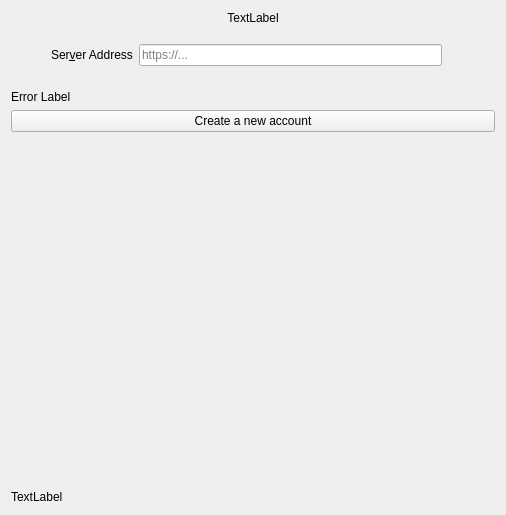
Above: src/gui/wizard/owncloudsetupnocredspage.ui from nextcloud/desktop before the change. Below: the same form after it.
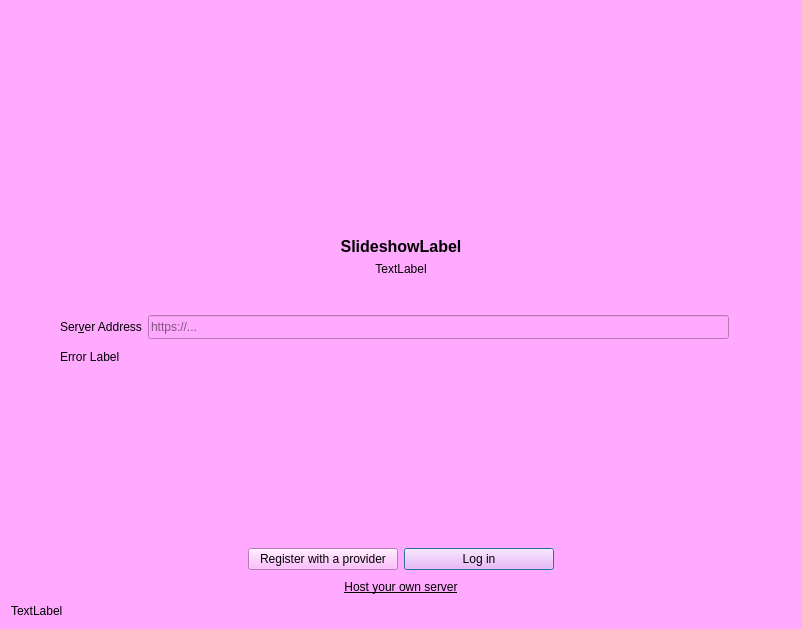
That is the form after the change. Icons and pictures are not drawn. Custom widgets are drawn as their Qt base class.

Diff of the .ui file:
```diff
--- a/src/gui/wizard/owncloudsetupnocredspage.ui
+++ b/src/gui/wizard/owncloudsetupnocredspage.ui
@@ -6,8 +6,8 @@
    <rect>
     <x>0</x>
     <y>0</y>
-    <width>506</width>
-    <height>515</height>
+    <width>802</width>
+    <height>629</height>
    </rect>
   </property>
   <property name="sizePolicy">
@@ -19,9 +19,21 @@
   <property name="windowTitle">
    <string>Form</string>
   </property>
+  <property name="autoFillBackground">
+   <bool>false</bool>
+  </property>
+  <property name="styleSheet">
+   <string notr="true">background-color:#faf;</string>
+  </property>
   <layout class="QGridLayout" name="gridLayout">
-   <item row="6" column="0">
+   <item row="16" column="0">
     <widget class="QLabel" name="bottomLabel">
+     <property name="minimumSize">
+      <size>
+       <width>0</width>
+       <height>0</height>
+      </size>
+     </property>
      <property name="text">
       <string>TextLabel</string>
      </property>
@@ -30,16 +42,16 @@
      </property>
     </widget>
    </item>
-   <item row="1" column="0">
-    <layout class="QHBoxLayout" name="horizontalLayout_2">
+   <item row="14" column="0">
+    <layout class="QHBoxLayout" name="horizontalLayout_3">
+     <property name="bottomMargin">
+      <number>0</number>
+     </property>
      <item>
-      <spacer name="horizontalSpacer">
+      <spacer name="horizontalSpacer_6">
        <property name="orientation">
         <enum>Qt::Horizontal</enum>
        </property>
-       <property name="sizeType">
-        <enum>QSizePolicy::Minimum</enum>
-       </property>
        <property name="sizeHint" stdset="0">
         <size>
          <width>40</width>
@@ -49,83 +61,31 @@
       </spacer>
      </item>
      <item>
-      <layout class="QVBoxLayout" name="verticalLayout">
-       <item>
-        <spacer name="verticalSpacer_2">
-         <property name="orientation">
-          <enum>Qt::Vertical</enum>
-         </property>
-         <property name="sizeType">
-          <enum>QSizePolicy::Minimum</enum>
-         </property>
-         <property name="sizeHint" stdset="0">
-          <size>
-           <width>20</width>
-           <height>13</height>
-          </size>
-         </property>
-        </spacer>
-       </item>
-       <item>
-        <layout class="QHBoxLayout" name="horizontalLayout">
-         <item>
-          <widget class="QLabel" name="label_2">
-           <property name="text">
-            <string>Ser&amp;ver Address</string>
-           </property>
-           <property name="buddy">
-            <cstring>leUrl</cstring>
-           </property>
-          </widget>
-         </item>
-         <item>
-          <widget class="OCC::PostfixLineEdit" name="leUrl">
-           <property name="sizePolicy">
-            <sizepolicy hsizetype="MinimumExpanding" vsizetype="Preferred">
-             <horstretch>0</horstretch>
-             <verstretch>0</verstretch>
-            </sizepolicy>
-           </property>
-           <property name="placeholderText">
-            <string>https://...</string>
-           </property>
-          </widget>
-         </item>
-         <item>
-          <widget class="QLabel" name="urlLabel">
-           <property name="text">
-            <string/>
-           </property>
-          </widget>
-         </item>
-        </layout>
-       </item>
-       <item>
-        <spacer name="verticalSpacer_3">
-         <property name="orientation">
-          <enum>Qt::Vertical</enum>
-         </property>
-         <property name="sizeType">
-          <enum>QSizePolicy::Minimum</enum>
-         </property>
-         <property name="sizeHint" stdset="0">
-          <size>
-           <width>20</width>
-           <height>18</height>
-          </size>
-         </property>
-        </spacer>
-       </item>
-      </layout>
+      <widget class="QPushButton" name="hostButton">
+       <property name="sizePolicy">
+        <sizepolicy hsizetype="Maximum" vsizetype="Fixed">
+         <horstretch>0</horstretch>
+         <verstretch>0</verstretch>
+        </sizepolicy>
+       </property>
+       <property name="font">
+        <font>
+         <underline>true</underline>
+        </font>
+       </property>
+       <property name="text">
+        <string>Host your own server</string>
+       </property>
+       <property name="flat">
+        <bool>true</bool>
+       </property>
+      </widget>
      </item>
      <item>
-      <spacer name="horizontalSpacer_2">
+      <spacer name="horizontalSpacer_5">
        <property name="orientation">
         <enum>Qt::Horizontal</enum>
        </property>
-       <property name="sizeType">
-        <enum>QSizePolicy::Minimum</enum>
-       </property>
        <property name="sizeHint" stdset="0">
         <size>
          <width>40</width>
@@ -136,26 +96,7 @@
      </item>
     </layout>
    </item>
-   <item row="2" column="0">
-    <widget class="QLabel" name="errorLabel">
-     <property name="sizePolicy">
-      <sizepolicy hsizetype="MinimumExpanding" vsizetype="Maximum">
-       <horstretch>0</horstretch>
-       <verstretch>0</verstretch>
-      </sizepolicy>
-     </property>
-     <property name="text">
-      <string>Error Label</string>
-     </property>
-     <property name="textFormat">
-      <enum>Qt::RichText</enum>
-     </property>
-     <property name="openExternalLinks">
-      <bool>true</bool>
-     </property>
-    </widget>
-   </item>
-   <item row="0" column="0">
+   <item row="3" column="0">
     <widget class="QLabel" name="topLabel">
      <property name="sizePolicy">
       <sizepolicy hsizetype="Preferred" vsizetype="Fixed">
@@ -177,36 +118,328 @@
      </property>
     </widget>
    </item>
-   <item row="4" column="0">
-    <spacer name="verticalSpacer">
-     <property name="orientation">
-      <enum>Qt::Vertical</enum>
-     </property>
-     <property name="sizeType">
-      <enum>QSizePolicy::MinimumExpanding</enum>
-     </property>
-     <property name="sizeHint" stdset="0">
-      <size>
-       <width>20</width>
-       <height>200</height>
-      </size>
-     </property>
-    </spacer>
-   </item>
-   <item row="5" column="0">
-    <layout class="QHBoxLayout" name="resultLayout">
+   <item row="11" column="0" rowspan="2">
+    <layout class="QHBoxLayout" name="buttons" stretch="0,0,0,0">
      <property name="spacing">
-      <number>0</number>
+      <number>6</number>
      </property>
+     <property name="topMargin">
+      <number>20</number>
+     </property>
+     <item>
+      <spacer name="horizontalSpacer_3">
+       <property name="orientation">
+        <enum>Qt::Horizontal</enum>
+       </property>
+       <property name="sizeHint" stdset="0">
+        <size>
+         <width>40</width>
+         <height>20</height>
+        </size>
+       </property>
+      </spacer>
+     </item>
+     <item>
+      <widget class="QPushButton" name="createAccountButton">
+       <property name="minimumSize">
+        <size>
+         <width>150</width>
+         <height>0</height>
+        </size>
+       </property>
+       <property name="autoFillBackground">
+        <bool>false</bool>
+       </property>
+       <property name="text">
+        <string>Register with a provider</string>
+       </property>
+       <property name="default">
+        <bool>false</bool>
+       </property>
+      </widget>
+     </item>
+     <item>
+      <widget class="QPushButton" name="loginButton">
+       <property name="sizePolicy">
+        <sizepolicy hsizetype="Minimum" vsizetype="Fixed">
+         <horstretch>0</horstretch>
+         <verstretch>0</verstretch>
+        </sizepolicy>
+       </property>
+       <property name="minimumSize">
+        <size>
+         <width>150</width>
+         <height>0</height>
+        </size>
+       </property>
+       <property name="text">
+        <string>Log in</string>
+       </property>
+       <property name="autoDefault">
+        <bool>false</bool>
+       </property>
+       <property name="default">
+        <bool>true</bool>
+       </property>
+       <property name="flat">
+        <bool>false</bool>
+       </property>
+      </widget>
+     </item>
+     <item>
+      <spacer name="horizontalSpacer_4">
+       <property name="orientation">
+        <enum>Qt::Horizontal</enum>
+       </property>
+       <property name="sizeHint" stdset="0">
+        <size>
+         <width>40</width>
+         <height>20</height>
+        </size>
+       </property>
+      </spacer>
+     </item>
     </layout>
    </item>
-   <item row="3" column="0">
-    <widget class="QPushButton" name="createAccountButton">
+   <item row="1" column="0">
+    <widget class="QLabel" name="slideImage">
+     <property name="minimumSize">
+      <size>
+       <width>0</width>
+       <height>100</height>
+      </size>
+     </property>
      <property name="text">
-      <string>Create a new account</string>
+      <string/>
      </property>
+     <property name="pixmap">
+      <pixmap resource="../../../theme.qrc">:/client/theme/colored/wizard-files.svg</pixmap>
+     </property>
+     <property name="scaledContents">
+      <bool>false</bool>
+     </property>
+     <property name="alignment">
+      <set>Qt::AlignCenter</set>
+     </property>
     </widget>
    </item>
+   <item row="6" column="0">
+    <spacer name="verticalSpacer_4">
+     <property name="orientation">
+      <enum>Qt::Vertical</enum>
+     </property>
+     <property name="sizeType">
+      <enum>QSizePolicy::MinimumExpanding</enum>
+     </property>
+     <property name="sizeHint" stdset="0">
+      <size>
+       <width>20</width>
+       <height>20</height>
+      </size>
+     </property>
+    </spacer>
+   </item>
+   <item row="2" column="0">
+    <widget class="QLabel" name="slideLabel">
+     <property name="font">
+      <font>
+       <pointsize>12</pointsize>
+       <weight>75</weight>
+       <bold>true</bold>
+      </font>
+     </property>
+     <property name="text">
+      <string>SlideshowLabel</string>
+     </property>
+     <property name="alignment">
+      <set>Qt::AlignCenter</set>
+     </property>
+    </widget>
+   </item>
+   <item row="4" column="0">
+    <widget class="QWidget" name="login" native="true">
+     <property name="sizePolicy">
+      <sizepolicy hsizetype="Minimum" vsizetype="Expanding">
+       <horstretch>0</horstretch>
+       <verstretch>0</verstretch>
+      </sizepolicy>
+     </property>
+     <property name="minimumSize">
+      <size>
+       <width>0</width>
+       <height>80</height>
+      </size>
+     </property>
+     <property name="styleSheet">
+      <string notr="true"/>
+     </property>
+     <layout class="QHBoxLayout" name="horizontalLayout_2">
+      <item>
+       <layout class="QHBoxLayout" name="serverBox">
+        <property name="sizeConstraint">
+         <enum>QLayout::SetDefaultConstraint</enum>
+        </property>
+        <item>
+         <spacer name="horizontalSpacer">
+          <property name="orientation">
+           <enum>Qt::Horizontal</enum>
+          </property>
+          <property name="sizeType">
+           <enum>QSizePolicy::Preferred</enum>
+          </property>
+          <property name="sizeHint" stdset="0">
+           <size>
+            <width>40</width>
+            <height>0</height>
+           </size>
+          </property>
+         </spacer>
+        </item>
+        <item>
+         <layout class="QVBoxLayout" name="verticalLayout">
+          <item>
+           <spacer name="verticalSpacer_2">
+            <property name="orientation">
+             <enum>Qt::Vertical</enum>
+            </property>
+            <property name="sizeType">
+             <enum>QSizePolicy::MinimumExpanding</enum>
+            </property>
+            <property name="sizeHint" stdset="0">
+             <size>
+              <width>20</width>
+              <height>0</height>
+             </size>
+            </property>
+           </spacer>
+          </item>
+          <item>
+           <layout class="QHBoxLayout" name="horizontalLayout">
+            <item>
+             <widget class="QLabel" name="label_2">
+              <property name="sizePolicy">
+               <sizepolicy hsizetype="Preferred" vsizetype="Ignored">
+                <horstretch>0</horstretch>
+                <verstretch>0</verstretch>
+               </sizepolicy>
+              </property>
+              <property name="text">
+               <string>Ser&amp;ver Address</string>
+              </property>
+              <property name="buddy">
+               <cstring>leUrl</cstring>
+              </property>
+             </widget>
+            </item>
+            <item>
+             <widget class="OCC::PostfixLineEdit" name="leUrl">
+              <property name="sizePolicy">
+               <sizepolicy hsizetype="Expanding" vsizetype="Ignored">
+                <horstretch>0</horstretch>
+                <verstretch>0</verstretch>
+               </sizepolicy>
+              </property>
+              <property name="placeholderText">
+               <string>https://...</string>
+              </property>
+             </widget>
+            </item>
+            <item>
+             <layout class="QHBoxLayout" name="resultLayout">
+              <property name="spacing">
+               <number>0</number>
+              </property>
+             </layout>
+            </item>
+            <item>
+             <widget class="QLabel" name="urlLabel">
+              <property name="sizePolicy">
+               <sizepolicy hsizetype="Preferred" vsizetype="Expanding">
+                <horstretch>0</horstretch>
+                <verstretch>0</verstretch>
+               </sizepolicy>
+              </property>
+              <property name="text">
+               <string/>
+              </property>
+             </widget>
+            </item>
+           </layout>
+          </item>
+          <item>
+           <widget class="QLabel" name="errorLabel">
+            <property name="sizePolicy">
+             <sizepolicy hsizetype="MinimumExpanding" vsizetype="MinimumExpanding">
+              <horstretch>0</horstretch>
+              <verstretch>0</verstretch>
+             </sizepolicy>
+            </property>
+            <property name="text">
+             <string>Error Label</string>
+            </property>
+            <property name="textFormat">
+             <enum>Qt::RichText</enum>
+            </property>
+            <property name="openExternalLinks">
+             <bool>true</bool>
+            </property>
+           </widget>
+          </item>
+          <item>
+           <spacer name="verticalSpacer_3">
+            <property name="orientation">
+             <enum>Qt::Vertical</enum>
+            </property>
+            <property name="sizeType">
+             <enum>QSizePolicy::MinimumExpanding</enum>
+            </property>
+            <property name="sizeHint" stdset="0">
+             <size>
+              <width>20</width>
+              <height>0</height>
+             </size>
+            </property>
+           </spacer>
+          </item>
+         </layout>
+        </item>
+        <item>
+         <spacer name="horizontalSpacer_2">
+          <property name="orientation">
+           <enum>Qt::Horizontal</enum>
+          </property>
+          <property name="sizeType">
+           <enum>QSizePolicy::Preferred</enum>
+          </property>
+          <property name="sizeHint" stdset="0">
+           <size>
+            <width>40</width>
+            <height>0</height>
+           </size>
+          </property>
+         </spacer>
+        </item>
+       </layout>
+      </item>
+     </layout>
+    </widget>
+   </item>
+   <item row="0" column="0">
+    <spacer name="verticalSpacer_5">
+     <property name="orientation">
+      <enum>Qt::Vertical</enum>
+     </property>
+     <property name="sizeType">
+      <enum>QSizePolicy::MinimumExpanding</enum>
+     </property>
+     <property name="sizeHint" stdset="0">
+      <size>
+       <width>20</width>
+       <height>20</height>
+      </size>
+     </property>
+    </spacer>
+   </item>
   </layout>
  </widget>
  <customwidgets>
```
Left out of the diff: 4 changed lines with no effect on the pictures.
